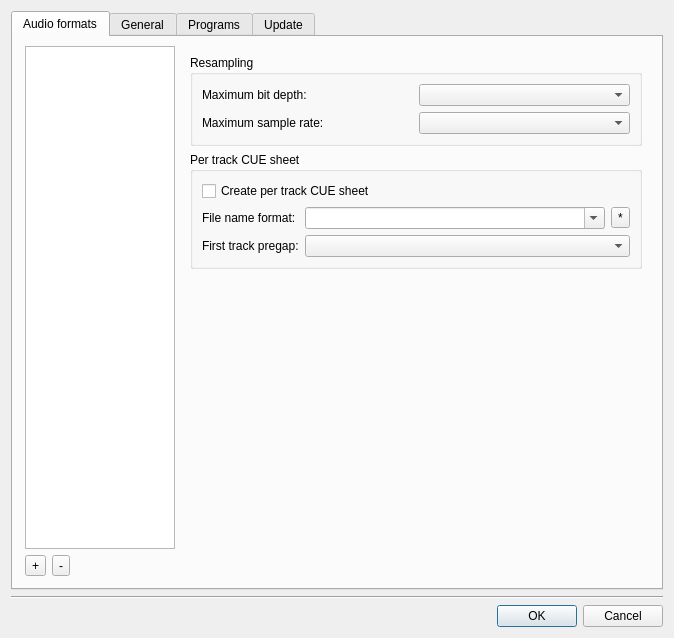
Above: gui/configdialog/configdialog.ui from flacon/flacon before the change. Below: the same form after it.
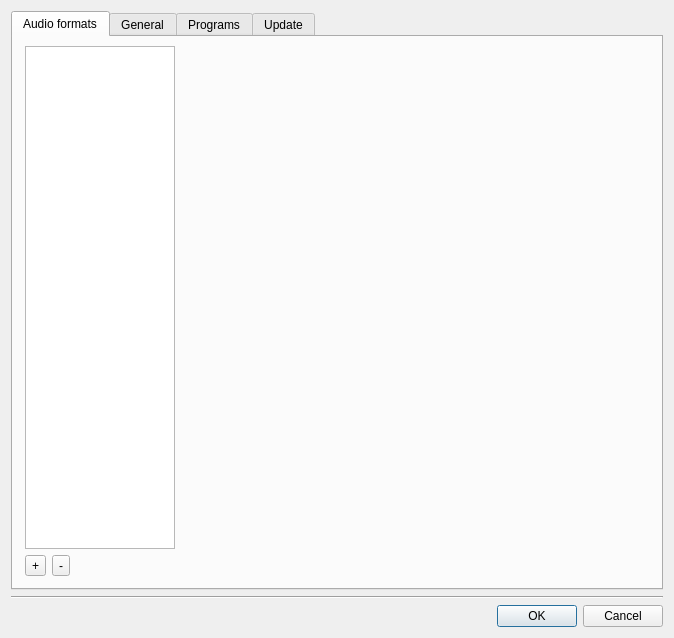
That is the form after the change. Custom widgets are drawn as their Qt base class.

Diff of the .ui file:
```diff
--- a/gui/configdialog/configdialog.ui
+++ b/gui/configdialog/configdialog.ui
@@ -119,107 +119,11 @@
             </sizepolicy>
            </property>
            <layout class="QVBoxLayout" name="verticalLayout_9">
+            <property name="topMargin">
+             <number>0</number>
+            </property>
             <item>
-             <widget class="QGroupBox" name="resamplingGroupBox">
-              <property name="title">
-               <string>Resampling</string>
-              </property>
-              <layout class="QGridLayout" name="gridLayout_3">
-               <property name="sizeConstraint">
-                <enum>QLayout::SetMinimumSize</enum>
-               </property>
-               <item row="0" column="0">
-                <widget class="QLabel" name="bitDepthLabel">
-                 <property name="text">
-                  <string>Maximum bit depth:</string>
-                 </property>
-                </widget>
-               </item>
-               <item row="0" column="1">
-                <widget class="QComboBox" name="bitDepthComboBox"/>
-               </item>
-               <item row="1" column="0">
-                <widget class="QLabel" name="sampleRateLabel">
-                 <property name="text">
-                  <string>Maximum sample rate:</string>
-                 </property>
-                </widget>
-               </item>
-               <item row="1" column="1">
-                <widget class="QComboBox" name="sampleRateComboBox"/>
-               </item>
-              </layout>
-             </widget>
-            </item>
-            <item>
-             <widget class="QGroupBox" name="perTrackCueGroup">
-              <property name="minimumSize">
-               <size>
-                <width>0</width>
-                <height>0</height>
-               </size>
-              </property>
-              <property name="title">
-               <string>Per track CUE sheet</string>
-              </property>
-              <layout class="QVBoxLayout" name="verticalLayout_3">
-               <item>
-                <widget class="QCheckBox" name="perTrackCueCheck">
-                 <property name="text">
-                  <string>Create per track CUE sheet</string>
-                 </property>
-                </widget>
-               </item>
-               <item>
-                <layout class="QGridLayout" name="gridLayout">
-                 <item row="1" column="0">
-                  <widget class="QLabel" name="preGapLabel">
-                   <property name="text">
-                    <string>First track pregap:</string>
-                   </property>
-                  </widget>
-                 </item>
-                 <item row="0" column="1">
-                  <widget class="QComboBox" name="perTrackCueFormatEdit">
-                   <property name="editable">
-                    <bool>true</bool>
-                   </property>
-                  </widget>
-                 </item>
-                 <item row="0" column="2">
-                  <widget class="OutPatternButton" name="perTrackCueFormatBtn">
-                   <property name="text">
-                    <string notr="true">*</string>
-                   </property>
-                  </widget>
-                 </item>
-                 <item row="0" column="0">
-                  <widget class="QLabel" name="perTrackCueLabel">
-                   <property name="text">
-                    <string extracomment="Settings dialog, label for the edit control with name of the created CUE file.">File name format:</string>
-                   </property>
-                  </widget>
-                 </item>
-                 <item row="1" column="1" colspan="2">
-                  <widget class="QComboBox" name="preGapComboBox">
-                   <property name="sizePolicy">
-                    <sizepolicy hsizetype="Preferred" vsizetype="Fixed">
-                     <horstretch>1</horstretch>
-                     <verstretch>0</verstretch>
-                    </sizepolicy>
-                   </property>
-                   <property name="sizeIncrement">
-                    <size>
-                     <width>0</width>
-                     <height>0</height>
-                    </size>
-                   </property>
-                  </widget>
-                 </item>
-                </layout>
-               </item>
-              </layout>
-             </widget>
+             <layout class="QVBoxLayout" name="profilePlace"/>
             </item>
             <item>
              <spacer name="profilesSpacer">
@@ -558,11 +462,6 @@
    <extends>QComboBox</extends>
    <header>controls.h</header>
   </customwidget>
-  <customwidget>
-   <class>OutPatternButton</class>
-   <extends>QToolButton</extends>
-   <header>controls.h</header>
-  </customwidget>
  </customwidgets>
  <tabstops>
   <tabstop>pages</tabstop>
```
